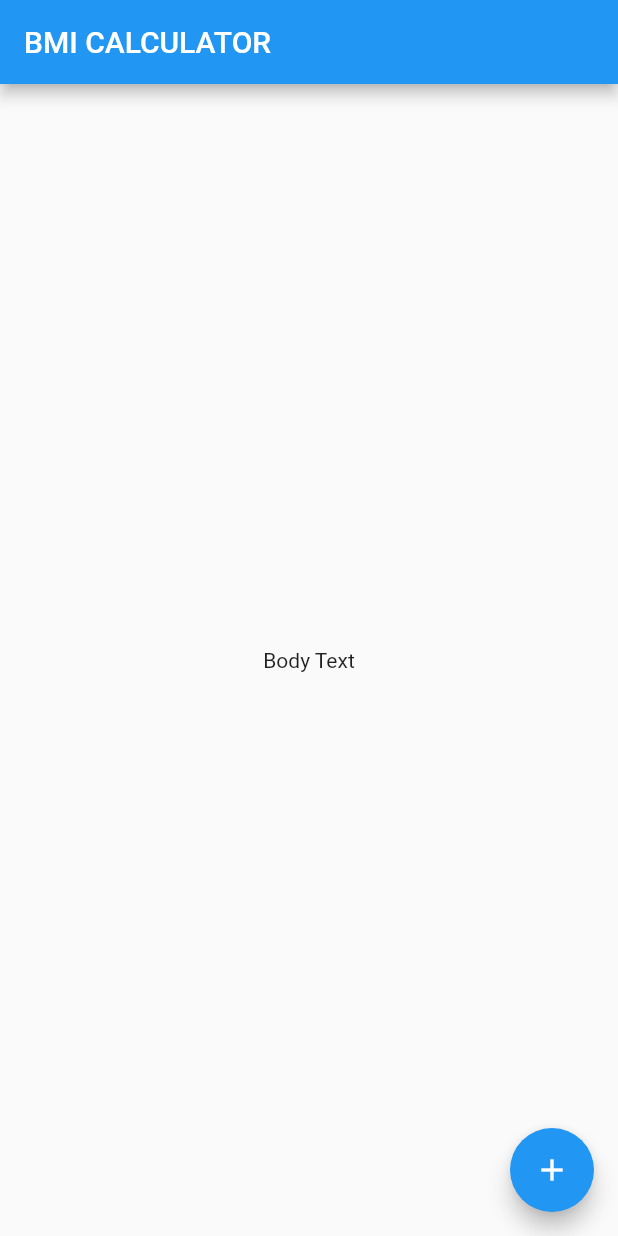
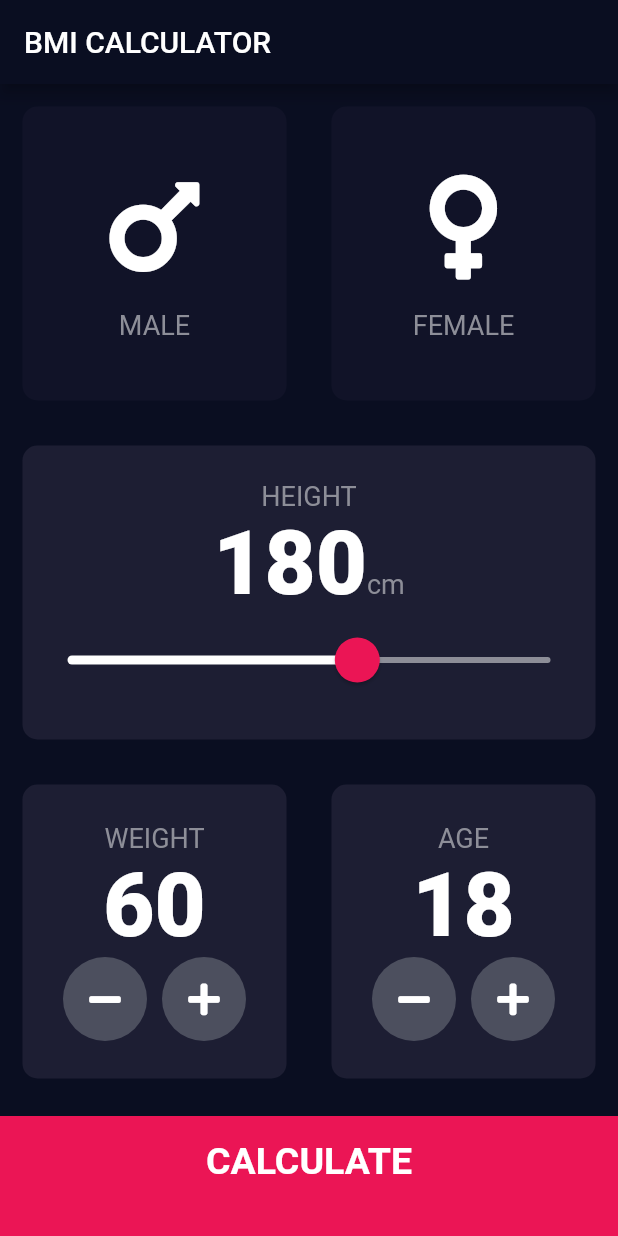
Before and after one commit to LuisRococo/flutter-course-projects, a Flutter app: the screen it shows after launch, on a phone screen of 412 x 824 dp. Run offline on Flutter 3.47's test engine with Material 2 defaults, Android fonts, the phone set to English and light mode, and no system bars; our stand-ins replace audioplayers, font_awesome_flutter, rflutter_alert.

Commit message:
add bmi calculator project

```diff
--- /dev/null
+++ b/bmi-calculator-flutter/lib/calculate_brain.dart
@@ -0,0 +1,35 @@
+import 'dart:math';
+
+class CalculatorBrain {
+  CalculatorBrain({this.height, this.weigth});
+
+  final height;
+  final weigth;
+
+  double _bmi;
+
+  String calculateBMI() {
+    _bmi = weigth / pow(height / 100, 2);
+    return _bmi.toStringAsFixed(1);
+  }
+
+  String getResult() {
+    if (_bmi >= 25) {
+      return 'Overweigth';
+    } else if (_bmi > 18.5) {
+      return "Normal";
+    } else {
+      return "Underweight";
+    }
+  }
+
+  String getInterpretation() {
+    if (_bmi >= 25) {
+      return 'Anim aute ullamco Lorem et quis quis nostrud esse nulla.';
+    } else if (_bmi > 18.5) {
+      return "Aute nulla pariatur voluptate incididunt.";
+    } else {
+      return "Nostrud quis veniam irure pariatur anim non.";
+    }
+  }
+}
--- /dev/null
+++ b/bmi-calculator-flutter/lib/components/BottomButton.dart
@@ -0,0 +1,29 @@
+import 'package:flutter/material.dart';
+import '../constants.dart';
+
+class BottomButton extends StatelessWidget {
+  BottomButton({@required this.onTab, @required this.buttonTitle});
+
+  final Function onTab;
+  final String buttonTitle;
+
+  @override
+  Widget build(BuildContext context) {
+    return GestureDetector(
+      onTap: onTab,
+      child: Container(
+        child: Center(
+          child: Text(
+            buttonTitle,
+            style: kLargeButtonTextStyle,
+          ),
+        ),
+        color: kBottomContainerColor,
+        margin: EdgeInsets.only(top: 10),
+        width: double.infinity,
+        height: kBottomContainerHeight,
+        padding: EdgeInsets.only(bottom: 20),
+      ),
+    );
+  }
+}
--- /dev/null
+++ b/bmi-calculator-flutter/lib/components/icon_content.dart
@@ -0,0 +1,29 @@
+import 'package:flutter/material.dart';
+import '../constants.dart';
+
+class IconContent extends StatelessWidget {
+  final String label;
+  final IconData icon;
+
+  IconContent({@required this.label, @required this.icon});
+
+  @override
+  Widget build(BuildContext context) {
+    return Column(
+      mainAxisAlignment: MainAxisAlignment.center,
+      children: [
+        Icon(
+          icon,
+          size: 80,
+        ),
+        SizedBox(
+          height: 15,
+        ),
+        Text(
+          label,
+          style: kLabelTextStyle,
+        )
+      ],
+    );
+  }
+}
--- /dev/null
+++ b/bmi-calculator-flutter/lib/components/reusable_card.dart
@@ -0,0 +1,24 @@
+import 'package:flutter/material.dart';
+
+class ReusableCard extends StatelessWidget {
+  ReusableCard({@required this.color, this.cardChild, this.onPress});
+
+  final Color color;
+  final Widget cardChild;
+  final Function onPress;
+
+  @override
+  Widget build(BuildContext context) {
+    return GestureDetector(
+      onTap: onPress,
+      child: Container(
+        child: cardChild,
+        margin: EdgeInsets.all(15),
+        decoration: BoxDecoration(
+          borderRadius: BorderRadius.circular(10),
+          color: color,
+        ),
+      ),
+    );
+  }
+}
--- /dev/null
+++ b/bmi-calculator-flutter/lib/components/round_icon_button.dart
@@ -0,0 +1,23 @@
+import 'package:flutter/material.dart';
+
+class RoundIconButton extends StatelessWidget {
+  RoundIconButton({@required this.icon, @required this.onPressed});
+
+  final IconData icon;
+  final Function onPressed;
+
+  @override
+  Widget build(BuildContext context) {
+    return RawMaterialButton(
+      child: Icon(icon),
+      onPressed: onPressed,
+      shape: CircleBorder(),
+      elevation: 0,
+      fillColor: Color(0xFF4C4F5E),
+      constraints: BoxConstraints.tightFor(
+        width: 56,
+        height: 56,
+      ),
+    );
+  }
+}
--- /dev/null
+++ b/bmi-calculator-flutter/lib/constants.dart
@@ -0,0 +1,39 @@
+import 'package:flutter/material.dart';
+
+const kLabelTextStyle = TextStyle(
+  fontSize: 18,
+  color: Color(0xff8d8e98),
+);
+
+const kNumberTextStyle = TextStyle(
+  fontSize: 59,
+  fontWeight: FontWeight.w900,
+);
+
+const double kBottomContainerHeight = 80;
+const Color kActiveCardColor = Color(0xff1d1e33);
+const Color kInactiveCardColor = Color(0xff111328);
+const kBottomContainerColor = Color(0xffeb1555);
+
+const kLargeButtonTextStyle = TextStyle(
+  fontSize: 25,
+  fontWeight: FontWeight.bold,
+);
+
+const kTitleTextStyle = TextStyle(
+  fontSize: 50,
+  fontWeight: FontWeight.bold,
+);
+
+const kResultTextStyle = TextStyle(
+  color: Color(0xff24d876),
+  fontSize: 22,
+  fontWeight: FontWeight.bold,
+);
+
+const kBMITextStyle = TextStyle(
+  fontSize: 100,
+  fontWeight: FontWeight.bold,
+);
+
+const kBodyTextStyle = TextStyle(fontSize: 22);
--- a/bmi-calculator-flutter/lib/main.dart
+++ b/bmi-calculator-flutter/lib/main.dart
@@ -1,3 +1,4 @@
+import 'package:bmi_calculator/screens/input_page.dart';
 import 'package:flutter/material.dart';
 
 void main() => runApp(BMICalculator());
@@ -6,29 +7,13 @@ class BMICalculator extends StatelessWidget {
   @override
   Widget build(BuildContext context) {
     return MaterialApp(
+      theme: ThemeData.dark().copyWith(
+        colorScheme: ColorScheme.light(
+          primary: Color(0xff0A0E21),
+        ),
+        scaffoldBackgroundColor: Color(0xFF0a0e21),
+      ),
       home: InputPage(),
     );
   }
 }
-
-class InputPage extends StatefulWidget {
-  @override
-  _InputPageState createState() => _InputPageState();
-}
-
-class _InputPageState extends State<InputPage> {
-  @override
-  Widget build(BuildContext context) {
-    return Scaffold(
-      appBar: AppBar(
-        title: Text('BMI CALCULATOR'),
-      ),
-      body: Center(
-        child: Text('Body Text'),
-      ),
-      floatingActionButton: FloatingActionButton(
-        child: Icon(Icons.add),
-      ),
-    );
-  }
-}
--- /dev/null
+++ b/bmi-calculator-flutter/lib/screens/input_page.dart
@@ -0,0 +1,233 @@
+import 'package:bmi_calculator/components/BottomButton.dart';
+import 'package:bmi_calculator/components/icon_content.dart';
+import 'package:bmi_calculator/components/reusable_card.dart';
+import 'package:bmi_calculator/components/round_icon_button.dart';
+import 'package:flutter/material.dart';
+import 'package:font_awesome_flutter/font_awesome_flutter.dart';
+import '../constants.dart';
+import 'results_page.dart';
+import 'package:bmi_calculator/calculate_brain.dart';
+
+enum Gender { male, female }
+
+class InputPage extends StatefulWidget {
+  @override
+  _InputPageState createState() => _InputPageState();
+}
+
+class _InputPageState extends State<InputPage> {
+  Gender selectedGender;
+  int height = 180;
+  int weight = 60;
+  int age = 18;
+
+  @override
+  Widget build(BuildContext context) {
+    return Scaffold(
+        appBar: AppBar(
+          title: Text('BMI CALCULATOR'),
+        ),
+        body: Column(
+          crossAxisAlignment: CrossAxisAlignment.stretch,
+          children: [
+            Expanded(
+              child: Row(
+                children: [
+                  Expanded(
+                    child: ReusableCard(
+                      color: selectedGender == Gender.male
+                          ? kActiveCardColor
+                          : kInactiveCardColor,
+                      cardChild: IconContent(
+                        label: 'MALE',
+                        icon: FontAwesomeIcons.mars,
+                      ),
+                      onPress: () {
+                        setState(() {
+                          selectedGender = Gender.male;
+                        });
+                      },
+                    ),
+                  ),
+                  Expanded(
+                    child: ReusableCard(
+                      color: selectedGender == Gender.female
+                          ? kActiveCardColor
+                          : kInactiveCardColor,
+                      cardChild: IconContent(
+                        label: 'FEMALE',
+                        icon: FontAwesomeIcons.venus,
+                      ),
+                      onPress: () {
+                        setState(() {
+                          selectedGender = Gender.female;
+                        });
+                      },
+                    ),
+                  ),
+                ],
+              ),
+            ),
+            Expanded(
+              child: ReusableCard(
+                color: kActiveCardColor,
+                cardChild: Column(
+                  mainAxisAlignment: MainAxisAlignment.center,
+                  children: [
+                    Text(
+                      'HEIGHT',
+                      style: kLabelTextStyle,
+                    ),
+                    Row(
+                      mainAxisAlignment: MainAxisAlignment.center,
+                      crossAxisAlignment: CrossAxisAlignment.baseline,
+                      textBaseline: TextBaseline.alphabetic,
+                      children: [
+                        Text(
+                          height.toString(),
+                          style: kNumberTextStyle,
+                        ),
+                        Text(
+                          'cm',
+                          style: kLabelTextStyle,
+                        )
+                      ],
+                    ),
+                    SliderTheme(
+                      data: SliderTheme.of(context).copyWith(
+                          thumbShape: RoundSliderThumbShape(
+                            enabledThumbRadius: 15,
+                          ),
+                          overlayShape: RoundSliderOverlayShape(
+                            overlayRadius: 30,
+                          ),
+                          thumbColor: Color(0xFFEB1555),
+                          overlayColor: Color(0x29EB1555),
+                          activeTrackColor: Colors.white,
+                          inactiveTrackColor: Color(0xFF8D8E98)),
+                      child: Slider(
+                        value: height.toDouble(),
+                        min: 120,
+                        max: 220,
+                        onChanged: (double newValue) {
+                          setState(() {
+                            height = newValue.round();
+                          });
+                        },
+                      ),
+                    )
+                  ],
+                ),
+              ),
+            ),
+            Expanded(
+              child: Row(
+                children: [
+                  Expanded(
+                    child: ReusableCard(
+                      color: kActiveCardColor,
+                      cardChild: Column(
+                        mainAxisAlignment: MainAxisAlignment.center,
+                        children: [
+                          Text(
+                            'WEIGHT',
+                            style: kLabelTextStyle,
+                          ),
+                          Text(
+                            weight.toString(),
+                            style: kNumberTextStyle,
+                          ),
+                          Row(
+                            mainAxisAlignment: MainAxisAlignment.center,
+                            children: [
+                              RoundIconButton(
+                                icon: FontAwesomeIcons.minus,
+                                onPressed: () {
+                                  setState(() {
+                                    weight -= 1;
+                                  });
+                                },
+                              ),
+                              SizedBox(
+                                width: 10,
+                              ),
+                              RoundIconButton(
+                                icon: FontAwesomeIcons.plus,
+                                onPressed: () {
+                                  setState(() {
+                                    weight += 1;
+                                  });
+                                },
+                              ),
+                            ],
+                          )
+                        ],
+                      ),
+                    ),
+                  ),
+                  Expanded(
+                    child: ReusableCard(
+                      color: kActiveCardColor,
+                      cardChild: Column(
+                        mainAxisAlignment: MainAxisAlignment.center,
+                        children: [
+                          Text(
+                            'AGE',
+                            style: kLabelTextStyle,
+                          ),
+                          Text(
+                            age.toString(),
+                            style: kNumberTextStyle,
+                          ),
+                          Row(
+                            mainAxisAlignment: MainAxisAlignment.center,
+                            children: [
+                              RoundIconButton(
+                                icon: FontAwesomeIcons.minus,
+                                onPressed: () {
+                                  setState(() {
+                                    age -= 1;
+                                  });
+                                },
+                              ),
+                              SizedBox(
+                                width: 10,
+                              ),
+                              RoundIconButton(
+                                icon: FontAwesomeIcons.plus,
+                                onPressed: () {
+                                  setState(() {
+                                    age += 1;
+                                  });
+                                },
+                              ),
+                            ],
+                          )
+                        ],
+                      ),
+                    ),
+                  ),
+                ],
+              ),
+            ),
+            BottomButton(
+              buttonTitle: 'CALCULATE',
+              onTab: () {
+                CalculatorBrain calc =
+                    CalculatorBrain(height: height, weigth: weight);
+
+                Navigator.push(
+                  context,
+                  MaterialPageRoute(
+                    builder: (context) => ResultsPage(
+                        bmiResults: calc.calculateBMI(),
+                        interpretation: calc.getInterpretation(),
+                        resultText: calc.getResult()),
+                  ),
+                );
+              },
+            ),
+          ],
+        ));
+  }
+}
--- a/bmi-calculator-flutter/pubspec.yaml
+++ b/bmi-calculator-flutter/pubspec.yaml
@@ -11,6 +11,7 @@ dependencies:
     sdk: flutter
 
   cupertino_icons: ^0.1.2
+  font_awesome_flutter: ^8.4.0
 
 dev_dependencies:
   flutter_test:
```
Also changed, not shown: bmi-calculator-flutter/lib/screens/results_page.dart (added, +69 -0 lines), 7 other files.
